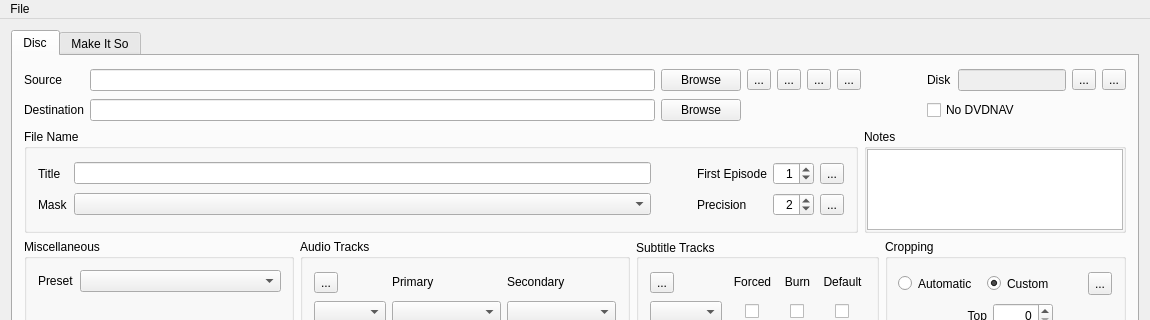
Above: mainwindow.ui from dwprice56/QtHEP before the change; both pictures show x 0 to 1150 and y 0 to 320 of the 1150 by 721 pixel window. Below: the same form after it.
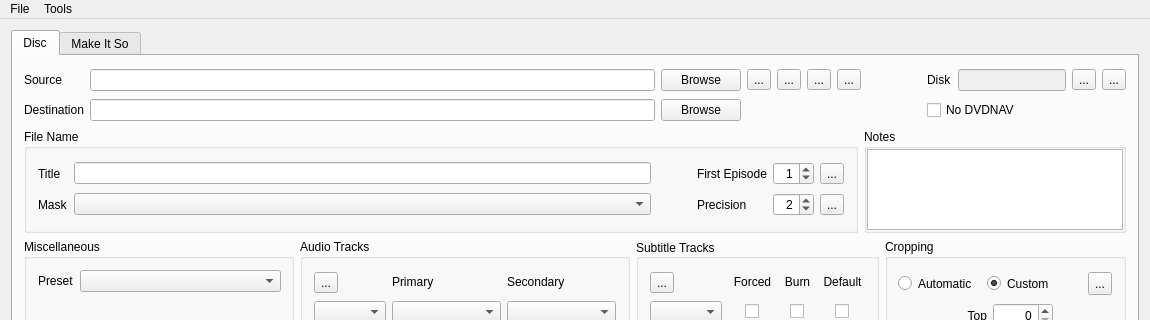
That is the form after the change. Icons and pictures are not drawn.

Patch:
```diff
--- a/mainwindow.ui
+++ b/mainwindow.ui
@@ -3530,7 +3530,18 @@
     <addaction name="separator"/>
     <addaction name="actionQuit"/>
    </widget>
+   <widget class="QMenu" name="menuTools">
+    <property name="title">
+     <string>Tools</string>
+    </property>
+    <addaction name="action_LogFile_Open"/>
+    <addaction name="action_LogFile_Clear"/>
+    <addaction name="separator"/>
+    <addaction name="action_RecentFileList_RemoveMissingFiles"/>
+    <addaction name="action_RecentFileList_Clear"/>
+   </widget>
    <addaction name="menuFile"/>
+   <addaction name="menuTools"/>
   </widget>
   <widget class="QStatusBar" name="statusBar">
    <property name="autoFillBackground">
```
Left out of the diff: 48 changed lines with no effect on the pictures.
